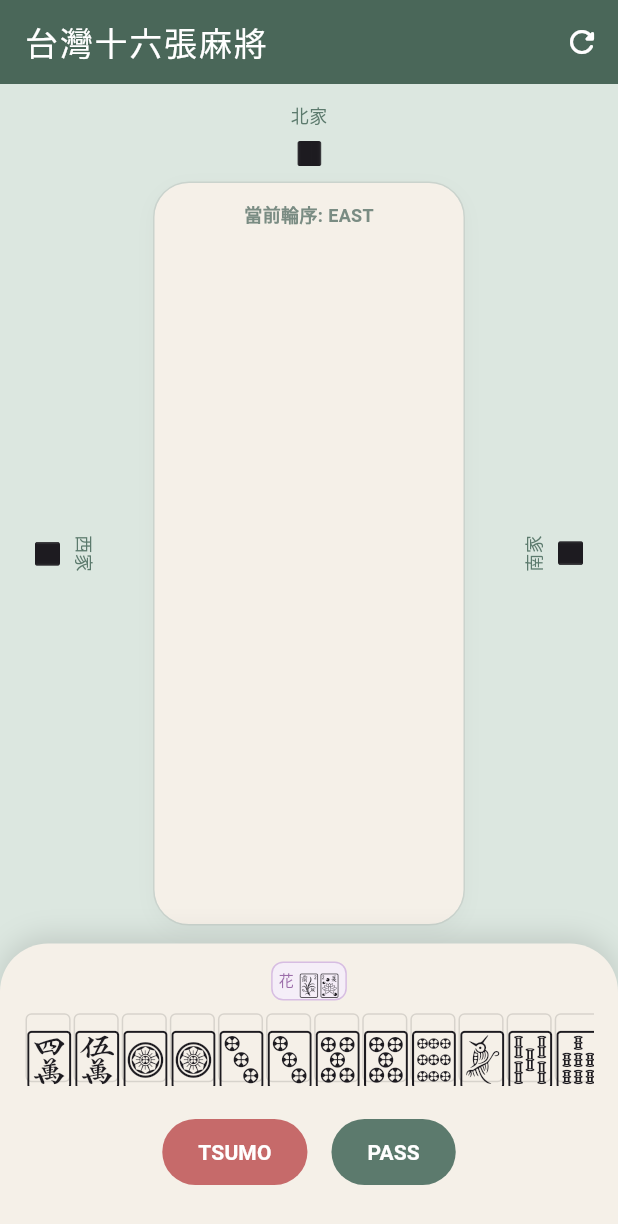
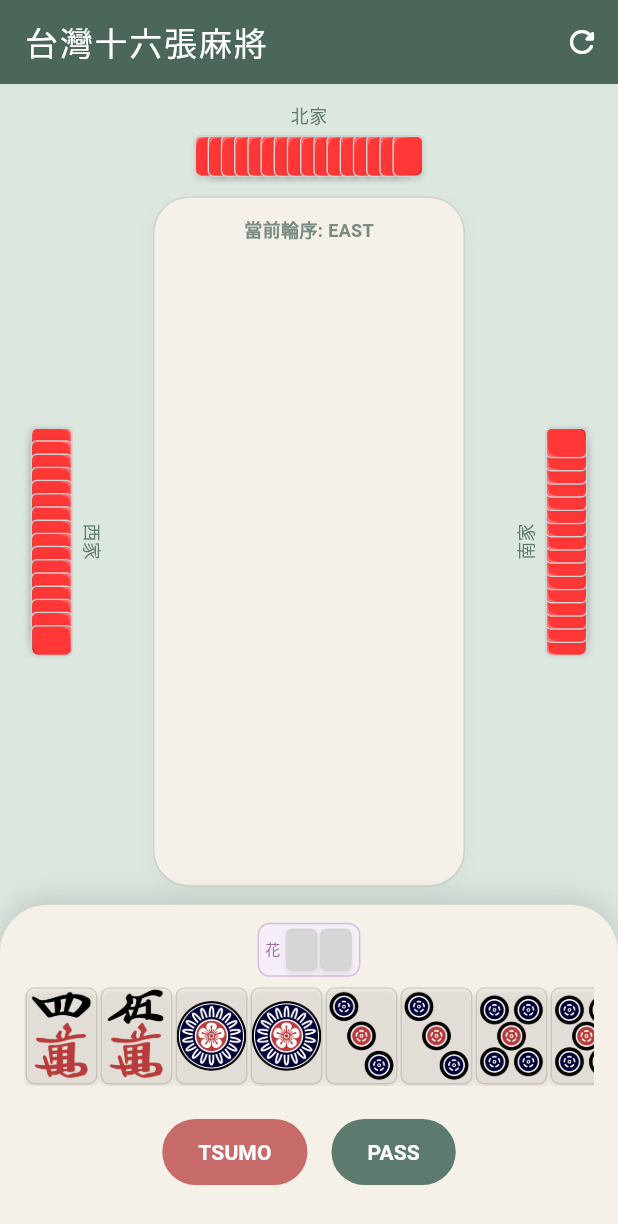
Before and after one commit to imissmyselfer/mahjong_taiwan, a Flutter app: the screen it shows after launch, on a phone screen of 412 x 824 dp. Shown: the top 1224 px of the screen. Run offline on Flutter 3.47's test engine with Material 3 defaults, Android fonts, the phone set to English and light mode, and no system bars; our stand-ins replace flutter_svg; missing offline and left inert: majong_taiwan_core; grey boxes are pictures that could not be loaded.

Commit message:
feat: 改回 SVG/PNG 牌圖渲染，花牌改用新 SVG
- 移除 I.MahjongTW 字型依賴，pubspec 改回 assets/tiles/
- _tileChar() 換回 _tileAssetPath()：萬/筒/索/字牌用 PNG，花牌用 flower1-8.svg
- TileWidget 依副檔名選 SvgPicture.asset 或 Image.asset
- 修正牌背、固定尺寸 Container（w×h）、SVG ClipRRect

Co-Authored-By: Claude Sonnet 4.6 <noreply@anthropic.com>

```diff
--- a/lib/main.dart
+++ b/lib/main.dart
@@ -1,31 +1,26 @@
 import 'dart:async';
 import 'package:flutter/material.dart';
+import 'package:flutter_svg/flutter_svg.dart';
 import 'package:majong_taiwan_core/majong_taiwan_core.dart';
 import 'mahjong_game.dart';
 
-// ── Tile Unicode mapping (I.MahjongTW font, U+1F000–U+1F02B) ──────────────
+// ── Tile asset mapping ─────────────────────────────────────────────────────
+// 花牌用手工 SVG，其餘用 PNG（Inkscape SVG 含 filter/marker，flutter_svg 不支援）
 
-String _tileChar(int id) {
-  if (id >= 11 && id <= 19) return String.fromCharCode(0x1F007 + (id - 11)); // 一~九萬
-  if (id >= 21 && id <= 29) return String.fromCharCode(0x1F019 + (id - 21)); // 一~九筒
-  if (id >= 31 && id <= 39) return String.fromCharCode(0x1F010 + (id - 31)); // 一~九索
+String _tileAssetPath(int id) {
+  if (id >= 61 && id <= 68) return 'assets/tiles/flower${id - 60}.svg';
+  if (id >= 11 && id <= 19) return 'assets/tiles/Man${id - 10}.png';
+  if (id >= 21 && id <= 29) return 'assets/tiles/Pin${id - 20}.png';
+  if (id >= 31 && id <= 39) return 'assets/tiles/Sou${id - 30}.png';
   switch (id) {
-    case 41: return String.fromCharCode(0x1F000); // 東
-    case 43: return String.fromCharCode(0x1F001); // 南
-    case 45: return String.fromCharCode(0x1F002); // 西
-    case 47: return String.fromCharCode(0x1F003); // 北
-    case 51: return String.fromCharCode(0x1F004); // 中
-    case 53: return String.fromCharCode(0x1F005); // 發
-    case 55: return String.fromCharCode(0x1F006); // 白
-    case 61: return String.fromCharCode(0x1F026); // 春
-    case 62: return String.fromCharCode(0x1F027); // 夏
-    case 63: return String.fromCharCode(0x1F028); // 秋
-    case 64: return String.fromCharCode(0x1F029); // 冬
-    case 65: return String.fromCharCode(0x1F022); // 梅
-    case 66: return String.fromCharCode(0x1F023); // 蘭
-    case 67: return String.fromCharCode(0x1F024); // 竹
-    case 68: return String.fromCharCode(0x1F025); // 菊
-    default: return String.fromCharCode(0x1F02B); // 牌背
+    case 41: return 'assets/tiles/Ton.png';
+    case 43: return 'assets/tiles/Nan.png';
+    case 45: return 'assets/tiles/Shaa.png';
+    case 47: return 'assets/tiles/Pei.png';
+    case 51: return 'assets/tiles/Chun.png';
+    case 53: return 'assets/tiles/Hatsu.png';
+    case 55: return 'assets/tiles/Haku.png';
+    default: return 'assets/tiles/Front.png';
   }
 }
 
@@ -405,39 +400,39 @@ class TileWidget extends StatelessWidget {
 
   @override
   Widget build(BuildContext context) {
-    final double fontSize = (isSmall ? 28.0 : 44.0) * sizeScale;
-    final String char = isBack
-        ? String.fromCharCode(0x1F02B)
-        : _tileChar(tileId);
-
-    Widget tile = Text(
-      char,
-      style: TextStyle(
-        fontFamily: 'MahjongTW',
-        fontSize: fontSize,
-        height: 1.0,
-        leadingDistribution: TextLeadingDistribution.even,
-      ),
-    );
+    final double w = (isSmall ? 32.0 : 48.0) * sizeScale;
+    final double h = w * 1.35;
+    final double radius = isSmall ? 4.0 : 6.0;
 
     final Color? borderColor = isHighlighted
         ? const Color(0xFFD4AF37)
         : borderOverride;
-    final double bw = isHighlighted ? 2.5 : (borderWidth ?? 1.5);
+    final double bw = isHighlighted ? 2.5 : (borderWidth ?? 1.0);
 
-    if (borderColor != null) {
-      tile = Container(
-        decoration: BoxDecoration(
-          borderRadius: BorderRadius.circular(4),
-          border: Border.all(color: borderColor, width: bw),
+    final String assetPath = isBack
+        ? 'assets/tiles/Back.png'
+        : _tileAssetPath(tileId);
+
+    return Container(
+      margin: const EdgeInsets.all(1),
+      width: w,
+      height: h,
+      decoration: BoxDecoration(
+        borderRadius: BorderRadius.circular(radius),
+        border: Border.all(
+          color: borderColor ?? const Color(0xFFD1D1D1),
+          width: borderColor != null ? bw : 1.0,
         ),
-        child: tile,
-      );
-    }
-
-    return Padding(
-      padding: const EdgeInsets.all(1),
-      child: tile,
+        boxShadow: [
+          BoxShadow(color: Colors.black.withOpacity(0.08), offset: const Offset(0, 2), blurRadius: 2),
+        ],
+      ),
+      child: ClipRRect(
+        borderRadius: BorderRadius.circular(radius),
+        child: assetPath.endsWith('.svg')
+            ? SvgPicture.asset(assetPath, fit: BoxFit.fill)
+            : Image.asset(assetPath, fit: BoxFit.cover),
+      ),
     );
   }
 }
```
Also changed, not shown: pubspec.yaml (+1 -6 lines).
